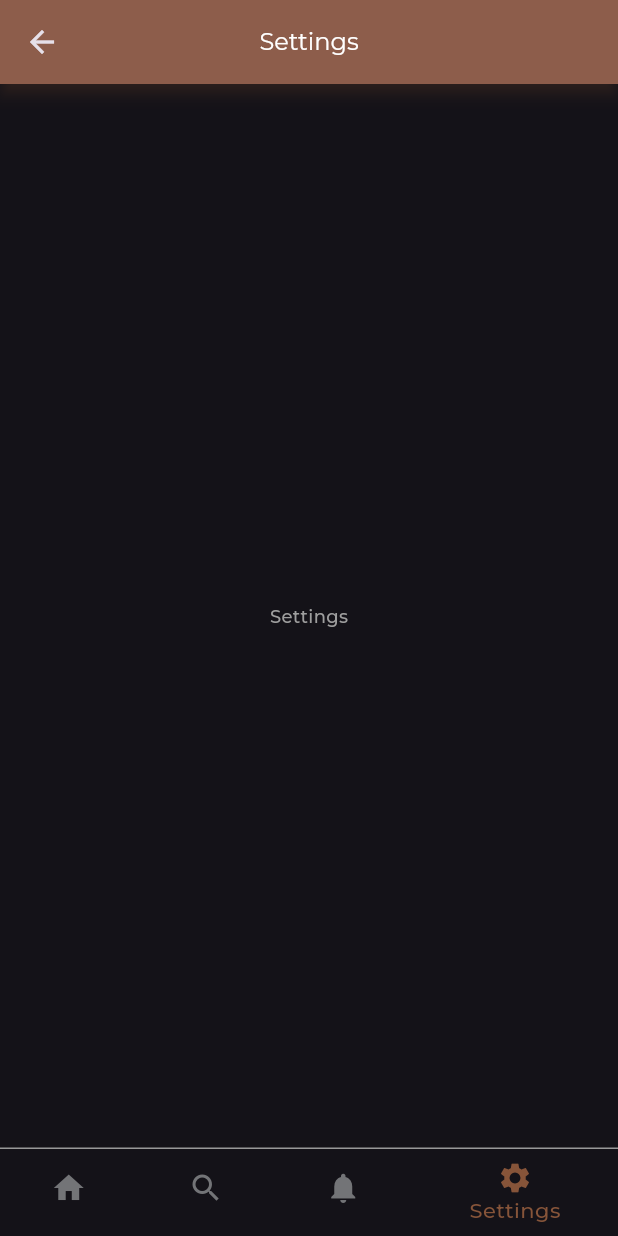
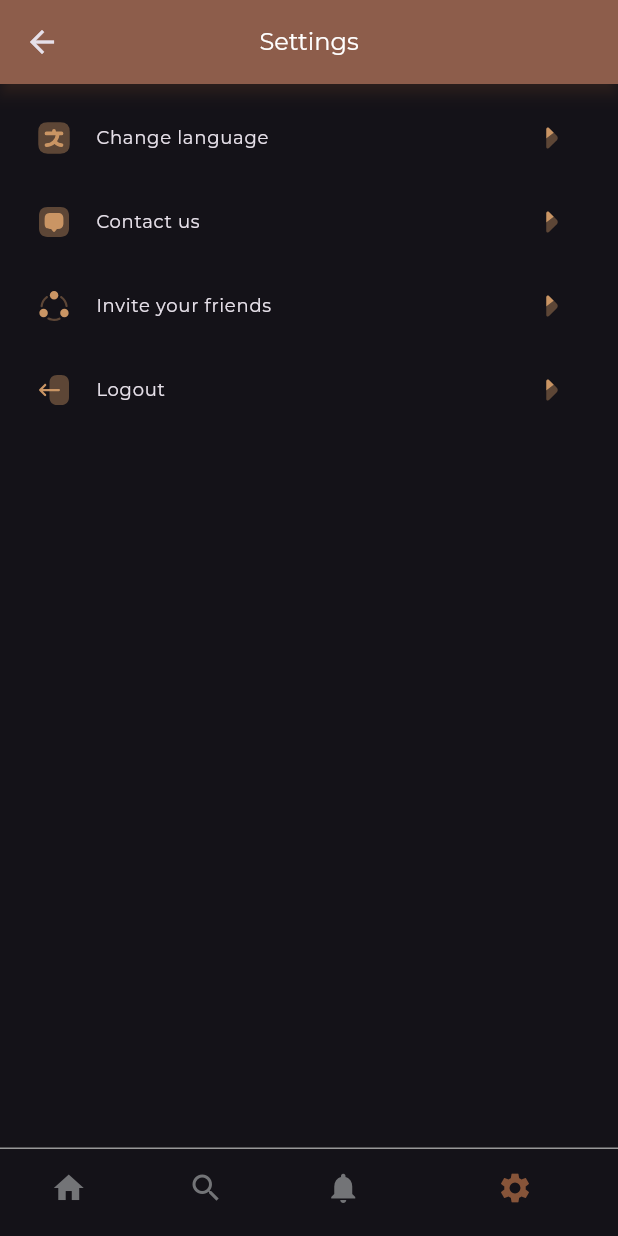
Before and after one commit to khakestari/BrewMobil, a Flutter app: the MainView screen opened by its route, item 4 of the bottom bar chosen, on a phone screen of 412 x 824 dp. Run offline on Flutter 3.47's test engine with Material 3 defaults, Android fonts, the light colour scheme and no system bars; our stand-ins replace carousel_slider, country_code_picker, dartz, device_info_plus, dio, easy_localization and 11 more; missing offline and left inert: android_id, dart:ffi; accounts and stored records are empty; generated files the repository leaves out were written again; network calls fail.

Commit message:
Adding UI of Settings Screen and also add logout function

```diff
--- a/lib/app/app_prefs.dart
+++ b/lib/app/app_prefs.dart
@@ -37,4 +37,8 @@ class AppPreferences {
   Future<bool> isUserLoggedIn() async {
     return _sharedPreferences.getBool(PREFS_KEY_IS_USER_LOGGED_IN) ?? false;
   }
+
+  Future<void> logout() async {
+    _sharedPreferences.remove(PREFS_KEY_IS_USER_LOGGED_IN);
+  }
 }
--- a/lib/data/data_source/local_data_source.dart
+++ b/lib/data/data_source/local_data_source.dart
@@ -13,7 +13,7 @@ abstract class LocalDataSource {
 
   Future<void> saveHomeToCache(HomeResponse homeResponse);
 
-  void clearCach();
+  void clearCache();
 
   void removeFromCatch(String key);
 
@@ -46,7 +46,7 @@ class LocalDataSourceImplementer implements LocalDataSource {
   }
 
   @override
-  void clearCach() {
+  void clearCache() {
     cacheMap.clear();
   }
 
--- a/lib/presentation/main/main_view.dart
+++ b/lib/presentation/main/main_view.dart
@@ -45,6 +45,7 @@ class _MainViewState extends State<MainView> {
             backgroundColor: Colors.white,
             selectedItemColor: ColorManager.primary,
             unselectedItemColor: ColorManager.grey,
+            showSelectedLabels: false,
             currentIndex: _currentIndex,
             onTap: onTap,
             items: const [
--- a/lib/presentation/main/settings.dart
+++ b/lib/presentation/main/settings.dart
@@ -1,5 +1,12 @@
+import 'package:advanced_shop_app/app/app_prefs.dart';
+import 'package:advanced_shop_app/app/di.dart';
+import 'package:advanced_shop_app/data/data_source/local_data_source.dart';
+import 'package:advanced_shop_app/presentation/resources/assets_manager.dart';
+import 'package:advanced_shop_app/presentation/resources/routes_manager.dart';
 import 'package:advanced_shop_app/presentation/resources/strings_manager.dart';
+import 'package:advanced_shop_app/presentation/resources/values_manager.dart';
 import 'package:flutter/material.dart';
+import 'package:flutter_svg/flutter_svg.dart';
 
 class SettingsPage extends StatefulWidget {
   const SettingsPage({super.key});
@@ -9,10 +16,57 @@ class SettingsPage extends StatefulWidget {
 }
 
 class _SettingsPageState extends State<SettingsPage> {
+  AppPreferences _appPreferences = instance<AppPreferences>();
+  LocalDataSource _localDataSource = instance<LocalDataSource>();
+
   @override
   Widget build(BuildContext context) {
-    return Center(
-      child: Text(AppStrings.settings),
+    return ListView(
+      padding: EdgeInsets.all(AppPadding.p8),
+      children: [
+        ListTile(
+          title: Text(AppStrings.changeLanguage),
+          leading: SvgPicture.asset(ImageAssets.changeLangIc),
+          trailing: SvgPicture.asset(ImageAssets.settingsRightArrowIc),
+          onTap: _changeLanguage,
+        ),
+        ListTile(
+          title: Text(AppStrings.contactUs),
+          leading: SvgPicture.asset(ImageAssets.contactUsIc),
+          trailing: SvgPicture.asset(ImageAssets.settingsRightArrowIc),
+          onTap: _contactUs,
+        ),
+        ListTile(
+          title: Text(AppStrings.inviteYourFriends),
+          leading: SvgPicture.asset(ImageAssets.inviteFriendsIc),
+          trailing: SvgPicture.asset(ImageAssets.settingsRightArrowIc),
+          onTap: _inviteFriends,
+        ),
+        ListTile(
+          title: Text(AppStrings.logout),
+          leading: SvgPicture.asset(ImageAssets.logoutIc),
+          trailing: SvgPicture.asset(ImageAssets.settingsRightArrowIc),
+          onTap: _logout,
+        ),
+      ],
+    );
+  }
+
+  void _changeLanguage() {
+    // will apply localization
+  }
+
+  void _contactUs() {}
+
+  void _inviteFriends() {}
+
+  void _logout() {
+    _appPreferences.logout();
+    _localDataSource.clearCache();
+    Navigator.pushNamedAndRemoveUntil(
+      context,
+      Routes.loginRoute,
+      (Route<dynamic> route) => false, // This removes all routes from the stack
     );
   }
 }
--- a/lib/presentation/resources/assets_manager.dart
+++ b/lib/presentation/resources/assets_manager.dart
@@ -14,9 +14,9 @@ class ImageAssets {
   static const String photoCameraIc = "$IMAGE_PATH/camera_ic.svg";
   static const String settingsRightArrowIc =
       "$IMAGE_PATH/settings_right_arrow_ic.svg";
-  static const String changeLangIc = "$IMAGE_PATH/change_lang_ic.svg";
-  static const String contactUsIc = "$IMAGE_PATH/contact_us_ic.svg";
-  static const String inviteFriendsIc = "$IMAGE_PATH/invite_friends_ic.svg";
+  static const String changeLangIc = "$IMAGE_PATH/language_ic.svg";
+  static const String contactUsIc = "$IMAGE_PATH/contactus_ic.svg";
+  static const String inviteFriendsIc = "$IMAGE_PATH/share_ic.svg";
   static const String logoutIc = "$IMAGE_PATH/logout_ic.svg";
 }
 
--- a/pubspec.yaml
+++ b/pubspec.yaml
@@ -92,6 +92,11 @@ flutter:
     - assets/images/solid_circle_ic.svg
     - assets/images/hollow_circle_ic.svg
     - assets/images/camera_ic.svg
+    - assets/images/contactus_ic.svg
+    - assets/images/language_ic.svg
+    - assets/images/logout_ic.svg
+    - assets/images/share_ic.svg
+    - assets/images/settings_right_arrow_ic.svg
     - assets/json/empty.json
     - assets/json/error.json
     - assets/json/loading.json
```
Also changed, not shown: lib/presentation/login/login.dart (+7 -1 lines), assets/images/contactus_ic.svg (added), assets/images/language_ic.svg (added), assets/images/logout_ic.svg (added), assets/images/settings_right_arrow_ic.svg (added), assets/images/share_ic.svg (added).
